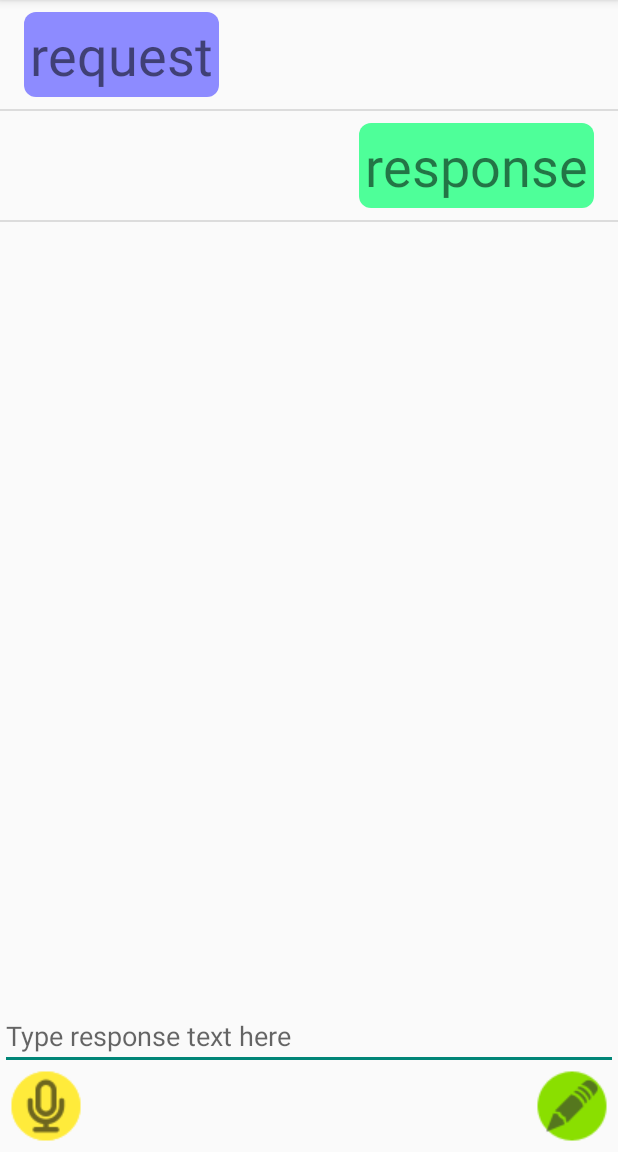
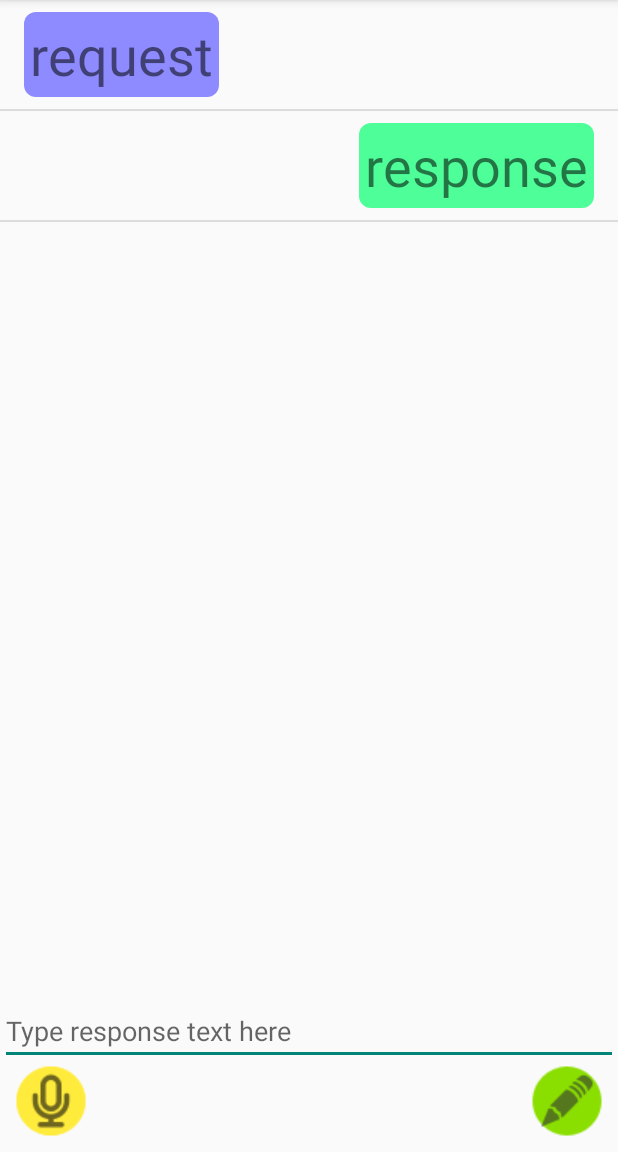
Before and after one commit to IllyaSvergun/ua-web-khakaton-sources, an Android app: the screen it shows after launch (MainActivity), in the options menu, after a tap on "Settings", on a phone screen of 412 x 824 dp, the part 84-1236 px from its top. Run offline under Robolectric (Android 15) with nearby library versions, the phone set to English and light mode, and no system bars; 1 statement that could not run was skipped.

Commit message:
Some minor fixes for main view.

```diff
--- a/CommunicationHelper/app/src/main/res/layout/activity_main.xml
+++ b/CommunicationHelper/app/src/main/res/layout/activity_main.xml
@@ -31,20 +31,26 @@
             android:id="@+id/btn_micro"
             android:background="@drawable/selector_btn_micro"
             android:layout_alignParentLeft="true"
-            android:layout_marginLeft="10px"
-            android:layout_marginBottom="10px"
+            android:layout_alignParentStart="true"
+            android:layout_marginLeft="10dp"
+            android:layout_marginStart="10dp"
+            android:layout_marginBottom="10dp"
             android:layout_width="wrap_content"
-            android:layout_height="wrap_content" />
+            android:layout_height="wrap_content"
+            android:contentDescription="@string/btn_micro_desc" />
 
         <ImageButton
             android:id="@+id/text_button"
             android:onClick="executeTypeText"
             android:background="@drawable/selector_btn_edit"
             android:layout_alignParentRight="true"
-            android:layout_marginRight="10px"
-            android:layout_marginBottom="10px"
+            android:layout_alignParentEnd="true"
+            android:layout_marginRight="10dp"
+            android:layout_marginEnd="10dp"
+            android:layout_marginBottom="10dp"
             android:layout_width="wrap_content"
-            android:layout_height="wrap_content" />
+            android:layout_height="wrap_content"
+            android:contentDescription="@string/text_button_desc"/>
 
     </RelativeLayout>
 
--- a/CommunicationHelper/app/src/main/res/values/strings.xml
+++ b/CommunicationHelper/app/src/main/res/values/strings.xml
@@ -4,4 +4,6 @@
     <string name="action_settings">Settings</string>
     <string name="autocomplete_hint">Type response text here</string>
     <string name="title_activity_big_text">BigTextActivity</string>
+    <string name="text_button_desc">create text message button</string>
+    <string name="btn_micro_desc">start voice recognition button</string>
 </resources>
```
